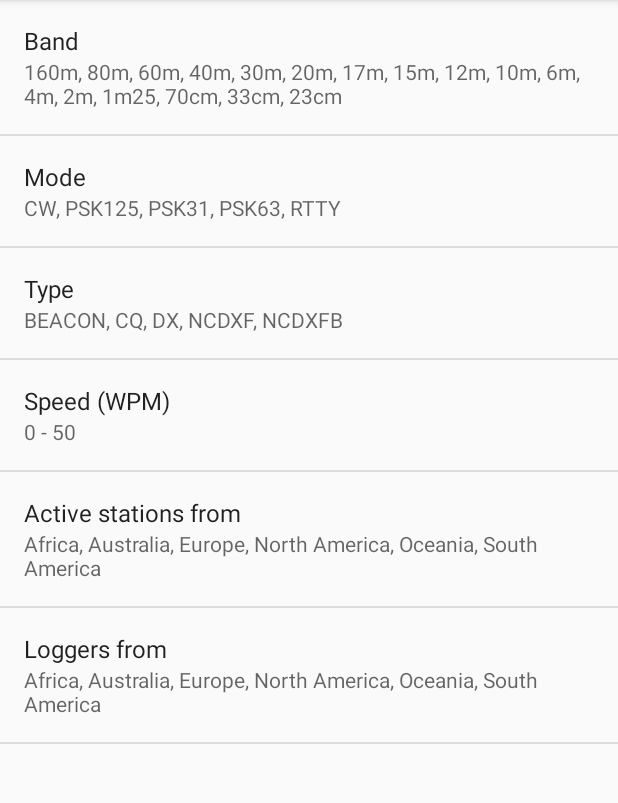
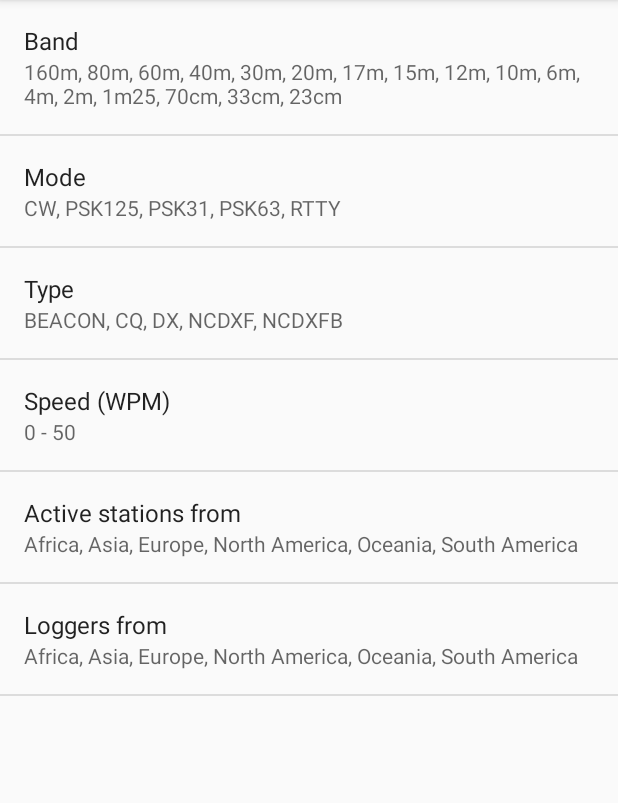
Before and after one commit to camilstaps/ReverseBeaconClient, an Android app: the fragment FilterFragment shown on its own in the app's theme, on a phone screen of 412 x 824 dp, the part 84-887 px from its top. Run offline under Robolectric (Android 15) with nearby library versions, the light colour scheme and no system bars.

Commit message:
Fix issue where Asia could not be filtered on

```diff
--- a/app/src/main/res/values/strings.xml
+++ b/app/src/main/res/values/strings.xml
@@ -140,7 +140,7 @@
 
 	<string-array name="continent_abbreviations" translatable="false">
 		<item>AF</item>
-		<item>AU</item>
+		<item>AS</item>
 		<item>EU</item>
 		<item>NA</item>
 		<item>OC</item>
@@ -149,7 +149,7 @@
 
 	<string-array name="continents">
 		<item>Africa</item>
-		<item>Australia</item>
+		<item>Asia</item>
 		<item>Europe</item>
 		<item>North America</item>
 		<item>Oceania</item>
```
